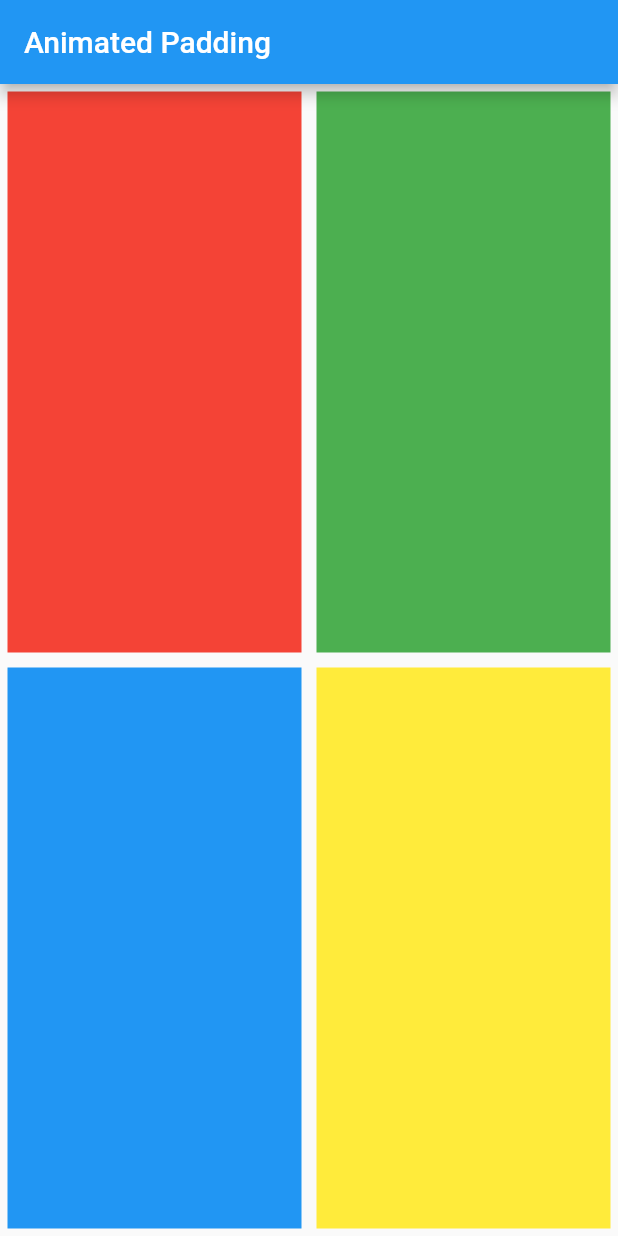
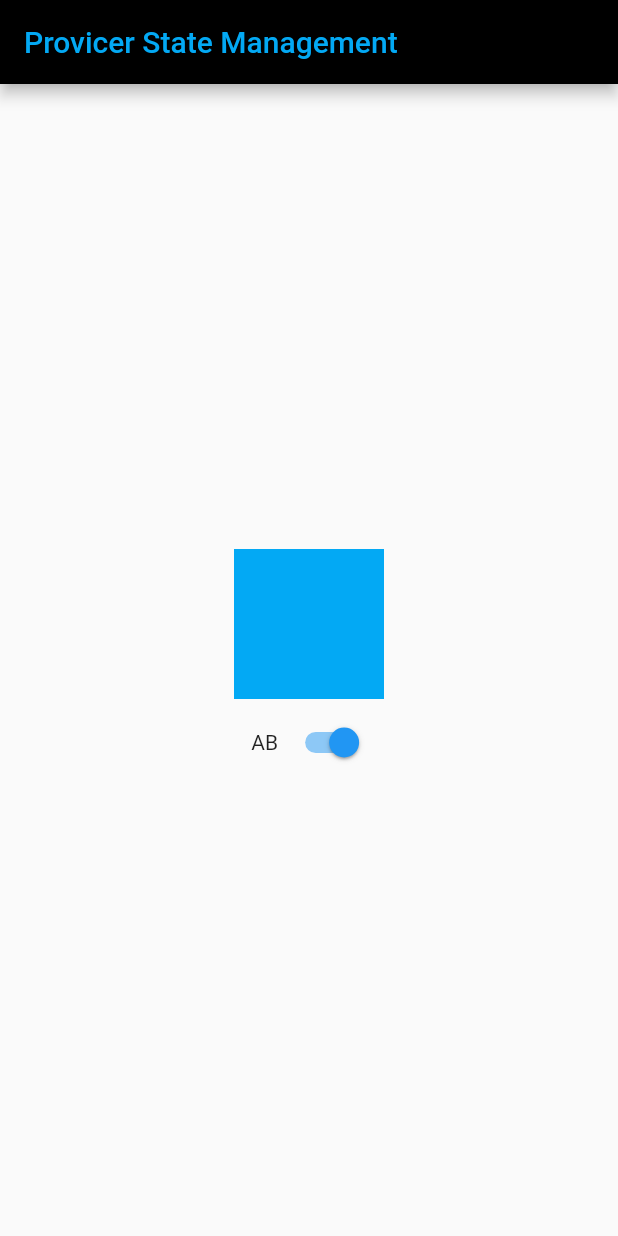
Before and after one commit to rivaldofez/flutter_learnerd, a Flutter app: the screen it shows after launch, on a phone screen of 412 x 824 dp. Run offline on Flutter 3.47's test engine with Material 2 defaults, Android fonts, the phone set to English and light mode, and no system bars; our stand-ins replace shared_preferences.

Commit message:
using provider state management

```diff
--- /dev/null
+++ b/lib/application_color.dart
@@ -0,0 +1,16 @@
+import 'package:flutter/foundation.dart';
+import 'package:flutter/material.dart';
+
+class ApplicationColor with ChangeNotifier {
+  bool _isLightBlue = true;
+
+  bool get isLightBlue => _isLightBlue;
+
+  set isLightBlue(bool value){
+    _isLightBlue = value;
+    notifyListeners();
+  }
+
+  Color get color => (_isLightBlue) ? Colors.lightBlue : Colors.amber;
+
+}
--- a/lib/main.dart
+++ b/lib/main.dart
@@ -1,87 +1,57 @@
 import 'package:flutter/cupertino.dart';
 import 'package:flutter/material.dart';
+import 'package:flutter_learnerd/application_color.dart';
+import 'package:provider/provider.dart';
+import 'package:shared_preferences/shared_preferences.dart';
 
 void main() => runApp(MyApp());
 
-class MyApp extends StatefulWidget {
-  @override
-  _MyAppState createState() => _MyAppState();
-}
-
-class _MyAppState extends State<MyApp> {
-  double myPadding = 5;
-
+class MyApp extends StatelessWidget {
   @override
   Widget build(BuildContext context) {
     return MaterialApp(
-      home: Scaffold(
+      home: ChangeNotifierProvider<ApplicationColor>(
+        builder: (context) => ApplicationColor(),
+        child: Scaffold(
           appBar: AppBar(
-          title: Text("Animated Padding"),
-        ),
-        body: Column(
-          children: [
-            Flexible(
-              flex: 1,
-              child: Row(
-                children: [
-                  Flexible(
-                    flex: 1,
-                    child: AnimatedPadding(
-                      duration: Duration(seconds: 1),
-                      padding: EdgeInsets.all(myPadding),
-                      child: GestureDetector(
-                        onTap: (){
-                          setState(() {
-                            myPadding = 20;
-                          });
-                        },
-                        child: Container(
-                          color: Colors.red,
+            backgroundColor: Colors.black,
+            title: Consumer<ApplicationColor>(
+              builder: (context, applicationColor, _) => Text(
+                "Provicer State Management",
+                style: TextStyle(color: applicationColor.color),
               ),
             ),
           ),
+          body: Center(
+            child: Column(
+              mainAxisAlignment: MainAxisAlignment.center,
+              children: [
+                Consumer<ApplicationColor>(
+                  builder:(context, applicationColor, _) => AnimatedContainer(
+                    margin: EdgeInsets.all(5),
+                    width: 100,
+                    height: 100,
+                    color: applicationColor.color,
+                    duration: Duration(microseconds: 500),
                   ),
-                  Flexible(
-                    flex: 1,
-                    child: AnimatedPadding(
-                      duration: Duration(seconds: 1),
-                      padding: EdgeInsets.all(myPadding),
-                      child: Container(
-                        color: Colors.green,
                 ),
+                Row(
+                  mainAxisAlignment: MainAxisAlignment.center,
+                  children: [
+                    Container(margin: EdgeInsets.all(5), child: Text("AB")),
+                    Consumer<ApplicationColor>(
+                      builder: (context, applicationColor, _) => Switch(
+                        value: applicationColor.isLightBlue,
+                        onChanged: (newValue) {
+                          applicationColor.isLightBlue = newValue;
+                        },
                       ),
                     ),
                   ],
-              ),
-            ),
-            Flexible(
-              flex: 1,
-              child: Row(
-                children: [
-                  Flexible(
-                    flex: 1,
-                    child: AnimatedPadding(
-                      duration: Duration(seconds: 1),
-                      padding: EdgeInsets.all(myPadding),
-                      child: Container(
-                        color: Colors.blue,
-                      ),
-                    ),
-                  ),
-                  Flexible(
-                    flex: 1,
-                    child: AnimatedPadding(
-                      duration: Duration(seconds: 1),
-                      padding: EdgeInsets.all(myPadding),
-                      child: Container(
-                        color: Colors.yellow,
-                      ),
-                    ),
-                  ),
+                )
               ],
             ),
           ),
-          ],
         ),
       ),
     );
--- a/pubspec.yaml
+++ b/pubspec.yaml
@@ -31,6 +31,8 @@ dependencies:
   qr_flutter: ^2.1.0+55
   qrscan: ^0.2.17
   http: ^0.12.0+2
+  shared_preferences: ^0.5.3+4
+  provider: 3.0.0+1
 
 dev_dependencies:
   flutter_test:
```
Also changed, not shown: pubspec.lock. Lines whose indentation alone changed are shown as unchanged.
